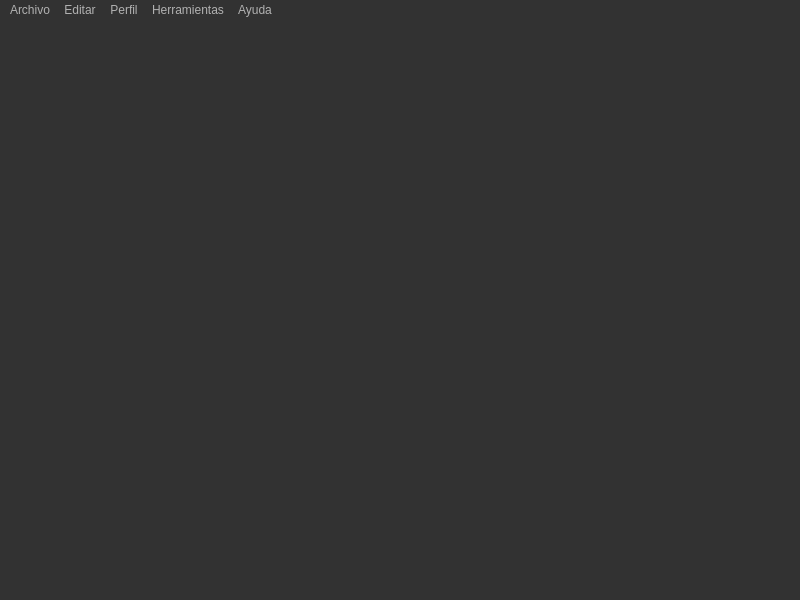
Above: resources/ui/MainWindow.ui from WalterCM/QuizMan before the change. Below: the same form after it.
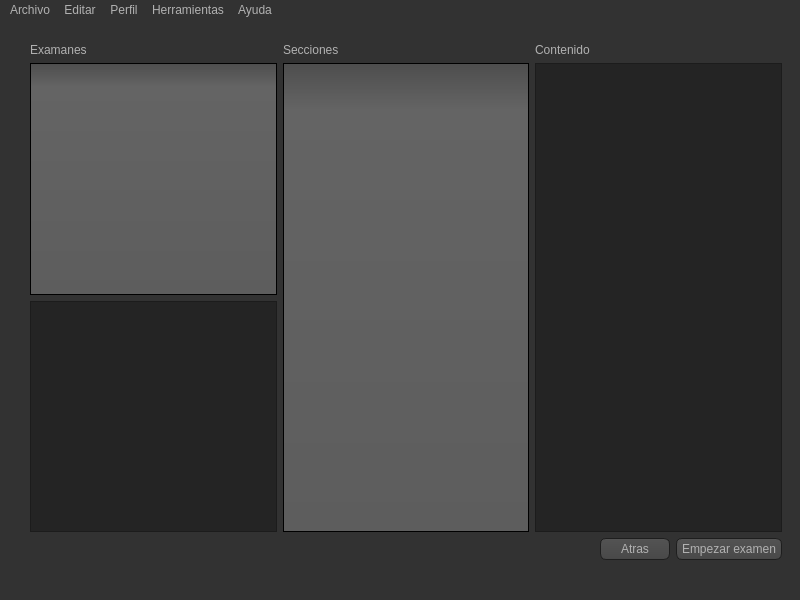
That is the form after the change. The open tabs and pages were chosen to show the change. Icons and pictures are not drawn.

Diff of the .ui file:
```diff
--- a/resources/ui/MainWindow.ui
+++ b/resources/ui/MainWindow.ui
@@ -2,6 +2,9 @@
 <ui version="4.0">
  <class>MainWindow</class>
  <widget class="QMainWindow" name="MainWindow">
+  <property name="enabled">
+   <bool>true</bool>
+  </property>
   <property name="geometry">
    <rect>
     <x>0</x>
@@ -482,13 +485,19 @@
   </property>
   <widget class="QWidget" name="centralwidget">
    <layout class="QGridLayout" name="gridLayout_7">
-    <item row="0" column="0" colspan="2">
+    <item row="0" column="0" rowspan="2" colspan="2">
+     <layout class="QHBoxLayout" name="horizontalLayout_4"/>
+    </item>
+    <item row="1" column="1" colspan="2">
      <layout class="QHBoxLayout" name="horizontalLayout_3"/>
     </item>
     <item row="1" column="0">
      <layout class="QHBoxLayout" name="horizontalLayout_2"/>
     </item>
-    <item row="1" column="1">
+    <item row="3" column="2">
+     <layout class="QHBoxLayout" name="horizontalLayout_14"/>
+    </item>
+    <item row="2" column="2">
      <widget class="QStackedWidget" name="stackedWidget">
       <property name="styleSheet">
        <string notr="true"/>
@@ -694,7 +703,96 @@
         </item>
        </layout>
       </widget>
-      <widget class="QWidget" name="ExamSelecionPage"/>
+      <widget class="QWidget" name="ExamSelecionPage">
+       <layout class="QVBoxLayout" name="verticalLayout_12">
+        <item>
+         <layout class="QHBoxLayout" name="horizontalLayout_17">
+          <item>
+           <layout class="QVBoxLayout" name="verticalLayout_9">
+            <item>
+             <widget class="QLabel" name="label_15">
+              <property name="text">
+               <string>Examanes</string>
+              </property>
+             </widget>
+            </item>
+            <item>
+             <widget class="QListView" name="listView"/>
+            </item>
+            <item>
+             <widget class="QTextBrowser" name="textBrowser_2"/>
+            </item>
+           </layout>
+          </item>
+          <item>
+           <layout class="QVBoxLayout" name="verticalLayout_10">
+            <item>
+             <widget class="QLabel" name="label_17">
+              <property name="text">
+               <string>Secciones</string>
+              </property>
+             </widget>
+            </item>
+            <item>
+             <widget class="QListView" name="listView_2"/>
+            </item>
+           </layout>
+          </item>
+          <item>
+           <layout class="QVBoxLayout" name="verticalLayout_11">
+            <item>
+             <widget class="QLabel" name="label_18">
+              <property name="text">
+               <string>Contenido</string>
+              </property>
+             </widget>
+            </item>
+            <item>
+             <widget class="QTextBrowser" name="textBrowser"/>
+            </item>
+           </layout>
+          </item>
+         </layout>
+        </item>
+        <item>
+         <layout class="QHBoxLayout" name="horizontalLayout_16">
+          <item>
+           <spacer name="horizontalSpacer_5">
+            <property name="orientation">
+             <enum>Qt::Horizontal</enum>
+            </property>
+            <property name="sizeHint" stdset="0">
+             <size>
+              <width>40</width>
+              <height>20</height>
+             </size>
+            </property>
+           </spacer>
+          </item>
+          <item>
+           <widget class="QPushButton" name="examSelectionBack">
+            <property name="minimumSize">
+             <size>
+              <width>70</width>
+              <height>0</height>
+             </size>
+            </property>
+            <property name="text">
+             <string>Atras</string>
+            </property>
+           </widget>
+          </item>
+          <item>
+           <widget class="QPushButton" name="examSelectionStart">
+            <property name="text">
+             <string>Empezar examen</string>
+            </property>
+           </widget>
+          </item>
+         </layout>
+        </item>
+       </layout>
+      </widget>
       <widget class="QWidget" name="CustomExamSelecionPage"/>
       <widget class="QWidget" name="CustomExamCreationPage">
        <layout class="QGridLayout" name="gridLayout_3">
@@ -908,17 +1006,6 @@
      </widget>
     </item>
    </layout>
-   <widget class="QWidget" name="layoutWidget">
-    <property name="geometry">
-     <rect>
-      <x>0</x>
-      <y>0</y>
-      <width>100</width>
-      <height>30</height>
-     </rect>
-    </property>
-    <layout class="QHBoxLayout" name="horizontalLayout_4"/>
-   </widget>
   </widget>
   <widget class="QMenuBar" name="menubar">
    <property name="geometry">
```
Left out of the diff: 223 changed lines with no effect on the pictures.
